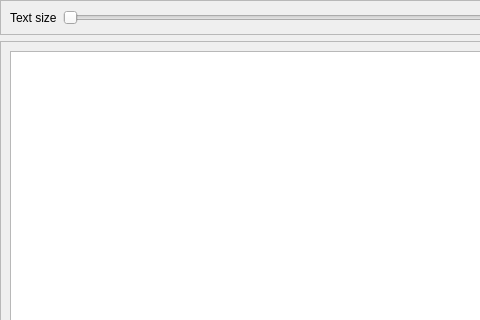
Above: data/ui/containers/text_area.ui from brandonzorn/Nlight before the change; both pictures show x 0 to 480 and y 0 to 320 of the 607 by 508 pixel window. Below: the same form after it.
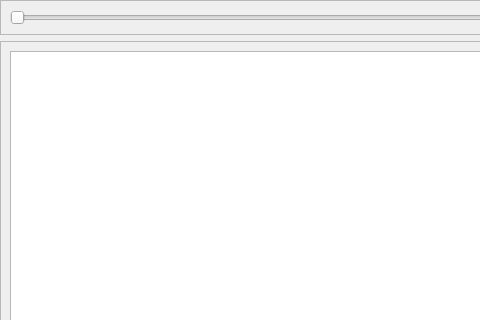
That is the form after the change.

Diff of the .ui file:
```diff
--- a/data/ui/containers/text_area.ui
+++ b/data/ui/containers/text_area.ui
@@ -35,13 +35,6 @@
       <enum>QFrame::Raised</enum>
      </property>
      <layout class="QHBoxLayout" name="horizontalLayout">
-      <item>
-       <widget class="QLabel" name="size_lbl">
-        <property name="text">
-         <string>Text size</string>
-        </property>
-       </widget>
-      </item>
       <item>
        <widget class="QSlider" name="size_slider">
         <property name="focusPolicy">
```
Left out of the diff: 12 changed lines with no effect on the pictures.
